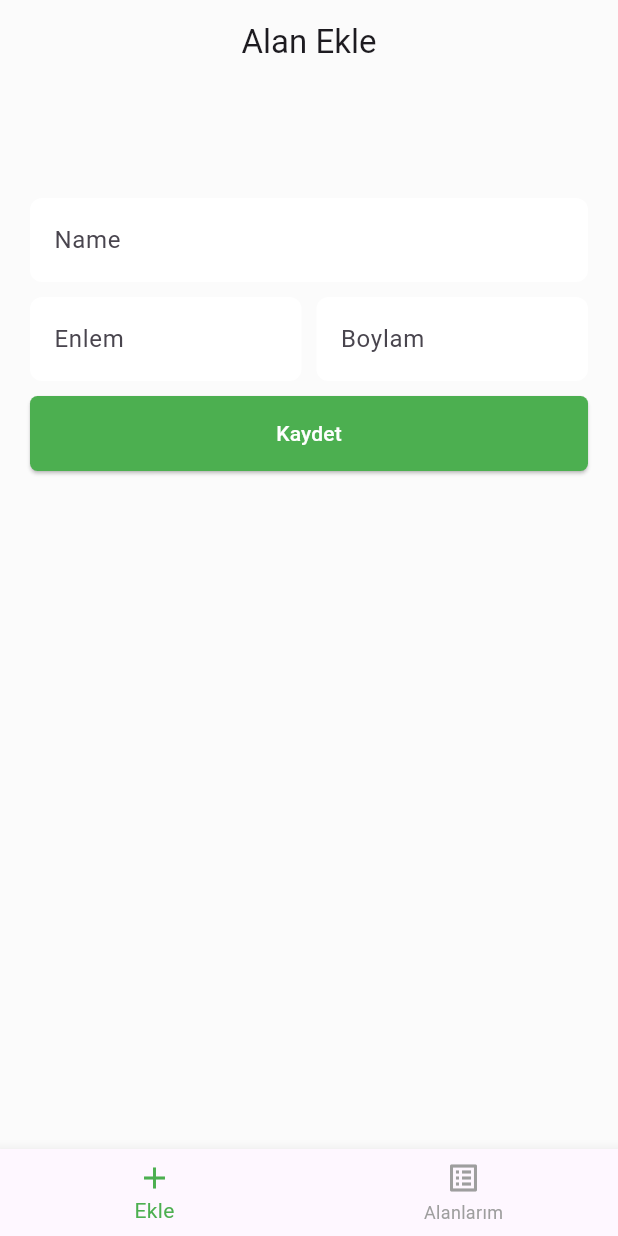
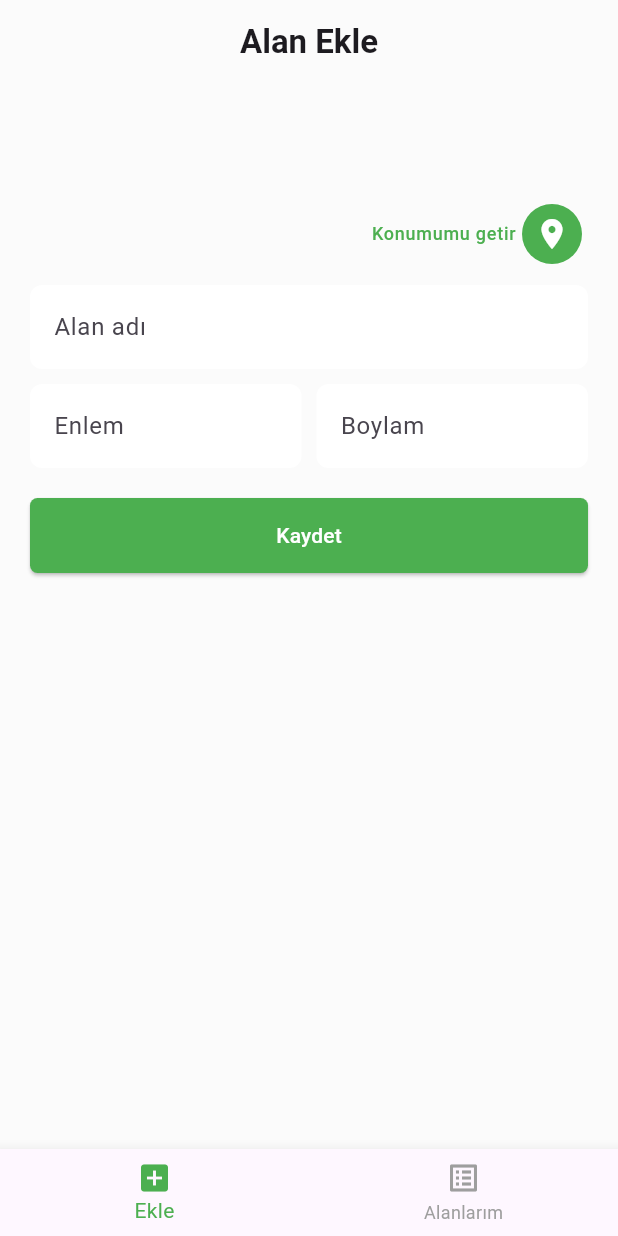
Before and after one commit to 418-Teapot-Crew/datathon, a Flutter app: the screen it shows after launch, after a tap on "Giriş yap", on a phone screen of 412 x 824 dp. Run offline on Flutter 3.47's test engine with Material 3 defaults, Android fonts, the light colour scheme and no system bars; network calls fail.

Commit message:
add: mobile details

```diff
--- a/mobile/datathon/lib/add/add_screen.dart
+++ b/mobile/datathon/lib/add/add_screen.dart
@@ -1,3 +1,4 @@
+import 'package:datathon/const/color.dart';
 import 'package:datathon/places/place.dart';
 import 'package:datathon/places/places_screen.dart';
 import 'package:datathon/widgets/custom_button.dart';
@@ -25,9 +26,37 @@ class _AddScreenState extends State<AddScreen> {
       appBar: AppBar(),
       body: Padding(
         padding: const EdgeInsets.all(20),
+        child: SingleChildScrollView(
           child: Column(
             children: [
-            CustomTextField(textEditingController: nameTec, hint: "Name"),
+              Row(
+                mainAxisAlignment: MainAxisAlignment.end,
+                children: [
+                  Text(
+                    "Konumumu getir",
+                    style: Theme.of(context)
+                        .textTheme
+                        .labelMedium
+                        ?.copyWith(color: CustomColors.primaryColor),
+                  ),
+                  IconButton(
+                    style: ButtonStyle(
+                        backgroundColor: MaterialStateProperty.resolveWith(
+                            (states) => CustomColors.primaryColor)),
+                    onPressed: () {},
+                    icon: const Icon(
+                      Icons.location_on,
+                      color: Colors.white,
+                    ),
+                    color: Colors.white,
+                    tooltip: 'Add',
+                  )
+                ],
+              ),
+              SizedBox(
+                height: 10,
+              ),
+              CustomTextField(textEditingController: nameTec, hint: "Alan adı"),
               const SizedBox(
                 height: 10,
               ),
@@ -55,7 +84,7 @@ class _AddScreenState extends State<AddScreen> {
                 ],
               ),
               const SizedBox(
-              height: 10,
+                height: 20,
               ),
               CustomButton(
                   onClick: () {
@@ -63,7 +92,9 @@ class _AddScreenState extends State<AddScreen> {
                         latTec.text.isNotEmpty &&
                         lonTec.text.isNotEmpty) {
                       setState(() {
-                      places.add(Place(nameTec.text, double.parse(latTec.text),
+                        places.add(Place(
+                            nameTec.text,
+                            double.parse(latTec.text),
                             double.parse(lonTec.text)));
                         nameTec.text = "";
                         latTec.text = "";
@@ -71,8 +102,9 @@ class _AddScreenState extends State<AddScreen> {
                       });
                     }
                   },
-                text: "Kaydet")
+                  text: "Kaydet"),
             ],
+          ),
         ),
       ),
     );
--- a/mobile/datathon/lib/home/home_screen.dart
+++ b/mobile/datathon/lib/home/home_screen.dart
@@ -20,8 +20,14 @@ class _HomeScreenState extends State<HomeScreen> {
     return Scaffold(
       appBar: AppBar(
         title: _currentIndex == 0
-            ? const Text("Alan Ekle")
-            : const Text("Alanlar"),
+            ? const Text(
+                "Alan Ekle",
+                style: TextStyle(fontWeight: FontWeight.bold),
+              )
+            : const Text(
+                "Alanlar",
+                style: TextStyle(fontWeight: FontWeight.bold),
+              ),
       ),
       bottomNavigationBar: BottomNavigationBar(
           onTap: (value) {
@@ -33,7 +39,7 @@ class _HomeScreenState extends State<HomeScreen> {
           unselectedItemColor: Colors.grey,
           currentIndex: _currentIndex,
           items: const [
-            BottomNavigationBarItem(icon: Icon(Icons.add), label: "Ekle"),
+            BottomNavigationBarItem(icon: Icon(Icons.add_box), label: "Ekle"),
             BottomNavigationBarItem(
                 icon: Icon(Icons.list_alt), label: "Alanlarım"),
           ]),
--- a/mobile/datathon/lib/login/login_screen.dart
+++ b/mobile/datathon/lib/login/login_screen.dart
@@ -12,9 +12,9 @@ class LoginScreen extends StatefulWidget {
 
 class _LoginScreenState extends State<LoginScreen> {
   final String welcome = "Hoşgeldin";
-  final String description = "Gül eğlen oyna";
+  final String description = "Verimli kaynak verimli tarım";
   final String email = "Email";
-  final String password = "Şifreds";
+  final String password = "Şifre";
 
   final TextEditingController emailTec = TextEditingController();
   final TextEditingController passwordTec = TextEditingController();
@@ -52,7 +52,7 @@ class _LoginScreenState extends State<LoginScreen> {
               CustomTextField(
                   textEditingController: passwordTec,
                   icon: const Icon(Icons.visibility_off),
-                  hint: email),
+                  hint: password),
               const SizedBox(
                 height: 5,
               ),
--- a/mobile/datathon/lib/places/places_screen.dart
+++ b/mobile/datathon/lib/places/places_screen.dart
@@ -38,8 +38,7 @@ class _PlacesScreenState extends State<PlacesScreen> {
                     color: Colors.green,
                     width: 2.0,
                   ),
-                  borderRadius:
-                      BorderRadius.circular(10.0), // Kenar yuvarlaklığı
+                  borderRadius: BorderRadius.circular(10.0),
                 ),
                 child: ListTile(
                   leading: const Icon(Icons.location_on),
--- a/mobile/datathon/lib/splash/splash_screen.dart
+++ b/mobile/datathon/lib/splash/splash_screen.dart
@@ -1,5 +1,6 @@
 import 'dart:async';
 
+import 'package:datathon/const/color.dart';
 import 'package:datathon/login/login_screen.dart';
 import 'package:flutter/material.dart';
 
@@ -28,7 +29,9 @@ class _SplashScreenState extends State<SplashScreen> {
     return Scaffold(
       appBar: AppBar(),
       body: const Center(
-        child: Icon(Icons.abc_rounded),
+        child: CircularProgressIndicator(
+          color: CustomColors.primaryColor,
+        ),
       ),
     );
   }
--- a/mobile/datathon/lib/widgets/custom_button.dart
+++ b/mobile/datathon/lib/widgets/custom_button.dart
@@ -14,8 +14,7 @@ class CustomButton extends StatelessWidget {
         style: ElevatedButton.styleFrom(
             minimumSize: const Size(double.infinity, 50),
             shape: RoundedRectangleBorder(
-              borderRadius:
-                  BorderRadius.circular(5.0), // 5 birimlik border radius
+              borderRadius: BorderRadius.circular(5.0),
             )),
         child: Text(text));
   }
--- a/mobile/datathon/pubspec.yaml
+++ b/mobile/datathon/pubspec.yaml
@@ -31,9 +31,9 @@ dependencies:
   flutter:
     sdk: flutter
 
+  http: ^1.1.0
 
-  # The following adds the Cupertino Icons font to your application.
-  # Use with the CupertinoIcons class for iOS style icons.
+
   cupertino_icons: ^1.0.2
 
 dev_dependencies:
```
Also changed, not shown: mobile/datathon/lib/place_detail/place_detail.dart (+94 -13 lines), mobile/datathon/lib/service/app_service.dart (added, +127 -0 lines), mobile/datathon/pubspec.lock. Lines whose indentation alone changed are shown as unchanged.
